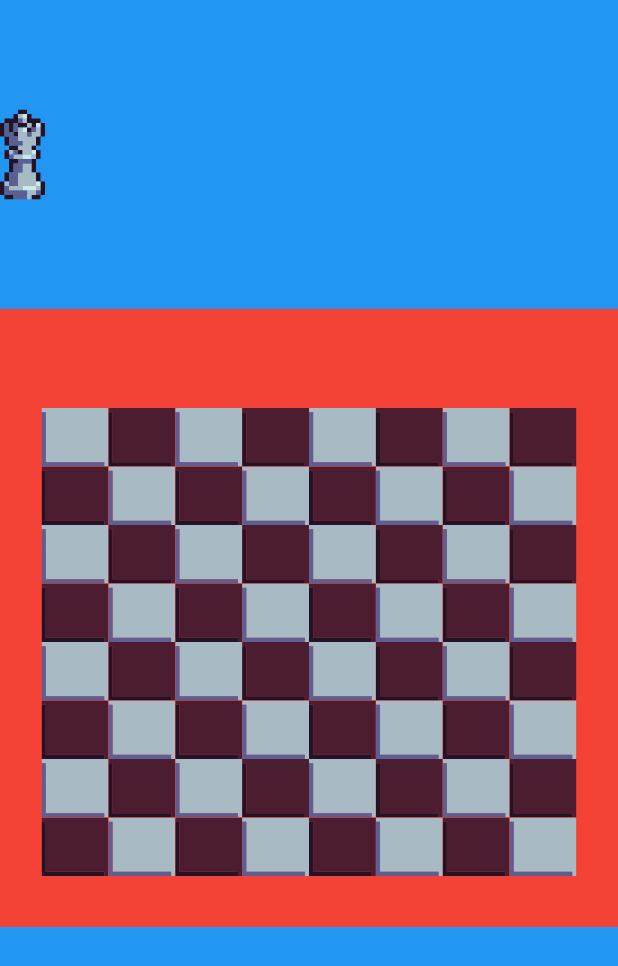
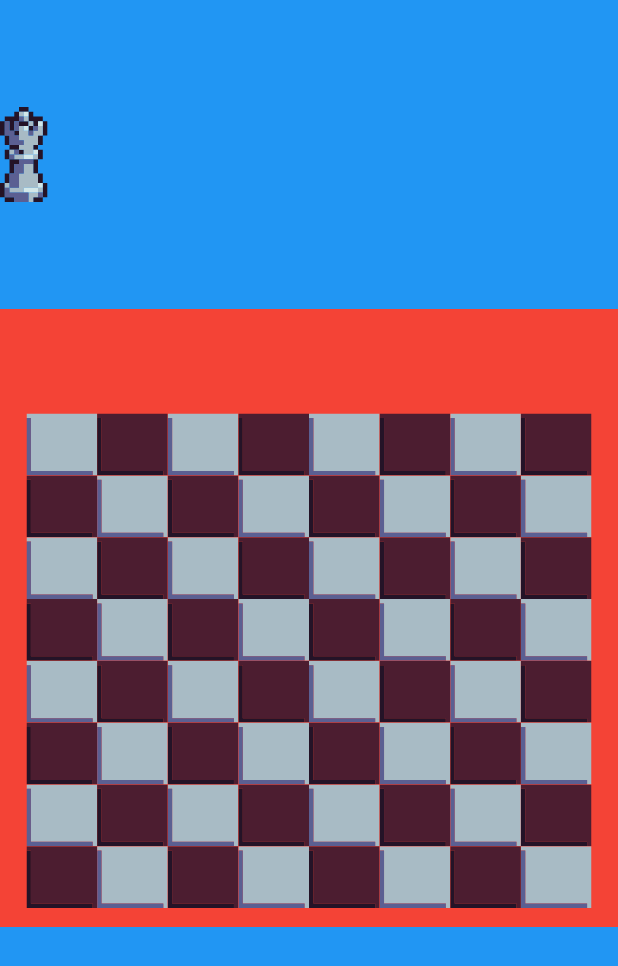
Before and after one commit to Bassiuz/game_of_queens, a Flutter app: the screen it shows after launch, on a phone screen of 412 x 824 dp. Shown: the top 966 px of the screen. Run offline on Flutter 3.47's test engine with Material 2 defaults, Android fonts, the phone set to English and light mode, and no system bars; our stand-ins replace flutter_svg.

Commit message:
Refactor scale to double

```diff
--- a/lib/widgets/menu_panes.dart
+++ b/lib/widgets/menu_panes.dart
@@ -24,7 +24,7 @@ class MenuPanes extends StatelessWidget {
       boardSize = vertical ? screenWidth - menuSize : screenHeight - menuSize;
     }
 
-    int scale = (boardSize / 130).floor();
+    double scale = (boardSize / 130);
 
     return vertical
         ? VerticalMenuPane(scale: scale, boardSize: boardSize)
@@ -41,7 +41,7 @@ class VerticalMenuPane extends StatelessWidget {
       {Key? key, required this.scale, required this.boardSize})
       : super(key: key);
 
-  final int scale;
+  final double scale;
   final double boardSize;
 
   @override
@@ -80,7 +80,7 @@ class HorizontalMenuPane extends StatelessWidget {
       required this.minMenuSize})
       : super(key: key);
 
-  final int scale;
+  final double scale;
   final double boardSize;
   final double menuSize;
   final double minMenuSize;
--- a/lib/widgets/piece_widgets/board_tile.dart
+++ b/lib/widgets/piece_widgets/board_tile.dart
@@ -15,7 +15,7 @@ class BoardTile extends StatelessWidget {
       required this.column})
       : super(key: key);
 
-  final int scale;
+  final double scale;
   final TileColor color;
   final int row;
   final int column;
--- a/lib/widgets/piece_widgets/chessboard.dart
+++ b/lib/widgets/piece_widgets/chessboard.dart
@@ -10,7 +10,7 @@ import '../../providers/board_state_provider.dart';
 class Chessboard extends StatelessWidget {
   const Chessboard({Key? key, required this.scale}) : super(key: key);
 
-  final int scale;
+  final double scale;
 
   @override
   Widget build(BuildContext context) {
--- a/lib/widgets/piece_widgets/filled_board_tile.dart
+++ b/lib/widgets/piece_widgets/filled_board_tile.dart
@@ -18,7 +18,7 @@ class FilledBoardTile extends StatelessWidget {
 
   final int row;
   final int column;
-  final int scale;
+  final double scale;
   final TileColor color;
   Queen? queen;
 
--- a/lib/widgets/piece_widgets/queen_piece.dart
+++ b/lib/widgets/piece_widgets/queen_piece.dart
@@ -7,7 +7,7 @@ class QueenPiece extends StatelessWidget {
   const QueenPiece({Key? key, required this.scale, required this.id})
       : super(key: key);
 
-  final int scale;
+  final double scale;
   final int id;
 
   @override
--- a/lib/widgets/queen_menu.dart
+++ b/lib/widgets/queen_menu.dart
@@ -8,7 +8,7 @@ import '../providers/board_state_provider.dart';
 class QueenMenu extends StatelessWidget {
   const QueenMenu({Key? key, required this.scale}) : super(key: key);
 
-  final int scale;
+  final double scale;
 
   @override
   Widget build(BuildContext context) {
```
Also changed, not shown: 1 other file.
